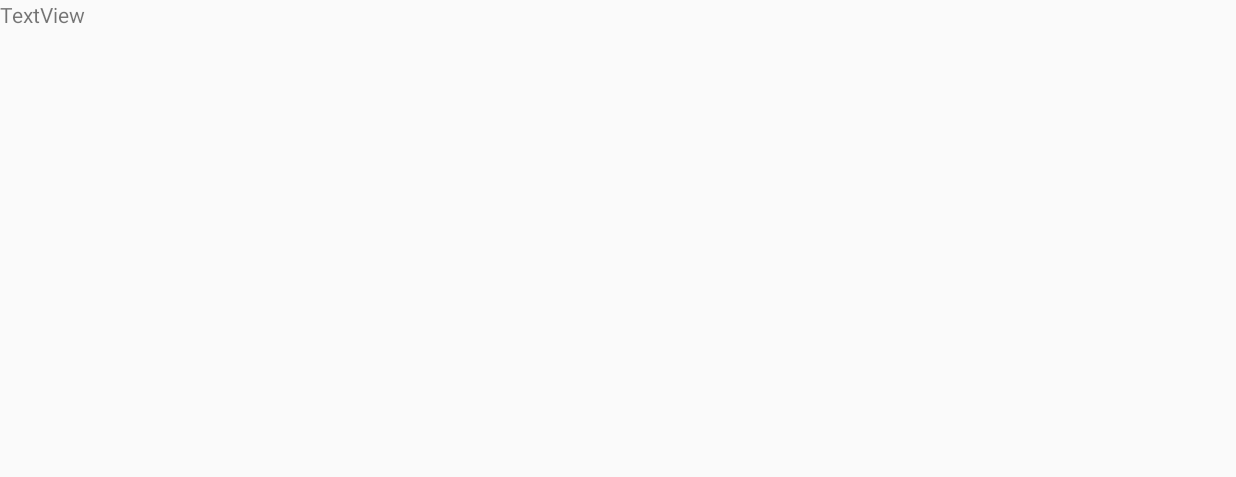
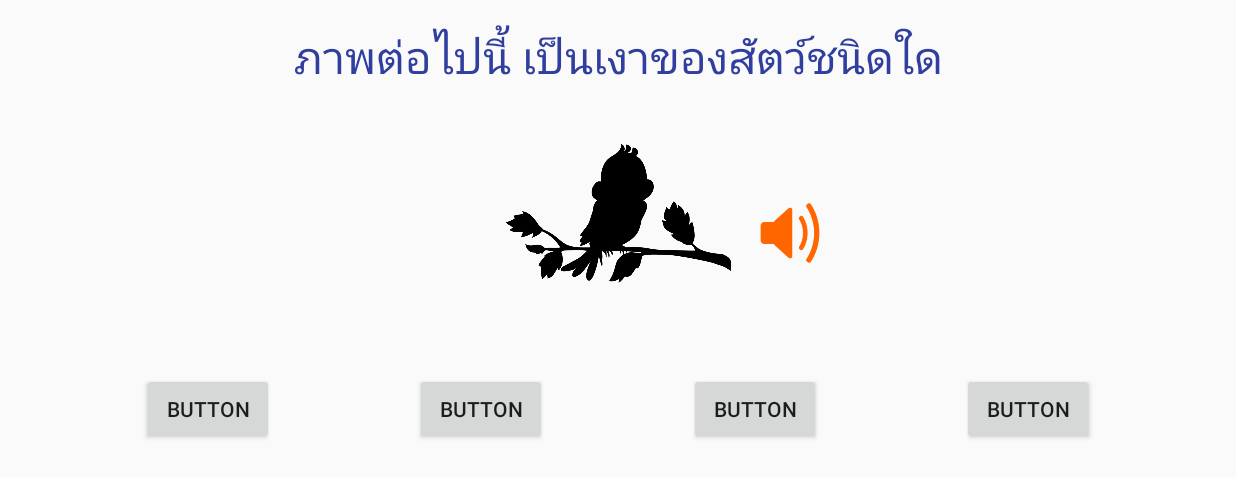
Before and after one commit to jaruwit2538/AnimalForFun, an Android app: the screen it shows after launch (Game), on a phone screen of 824 x 412 dp (held sideways). Before the commit the part shown is almost empty. Shown: the top 477 px of the screen. Run offline under Robolectric (Android 15) with nearby library versions, the phone set to English and light mode, and no system bars.

Commit message:
Design Game UI Complete

```diff
--- a/app/src/main/res/layout/activity_game.xml
+++ b/app/src/main/res/layout/activity_game.xml
@@ -4,11 +4,90 @@
     xmlns:tools="http://schemas.android.com/tools"
     android:layout_width="match_parent"
     android:layout_height="match_parent"
+    android:orientation="horizontal"
     tools:context="com.example.khowoatt.animalforfun.Game">
 
     <TextView
         android:id="@+id/textView"
         android:layout_width="wrap_content"
         android:layout_height="wrap_content"
-        android:text="TextView" />
+        android:layout_marginTop="@dimen/my_margin"
+        android:text="@string/question"
+        android:textColor="@color/colorPrimaryDark"
+        android:textSize="@dimen/h1"
+        app:layout_constraintLeft_toLeftOf="parent"
+        app:layout_constraintRight_toRightOf="parent"
+        app:layout_constraintTop_toTopOf="parent" />
+
+    <ImageView
+        android:id="@+id/imageView"
+        android:layout_width="150dp"
+        android:layout_height="150dp"
+        app:srcCompat="@drawable/bird_02"
+        android:layout_marginTop="9dp"
+        app:layout_constraintTop_toBottomOf="@+id/textView"
+        android:layout_marginLeft="8dp"
+        app:layout_constraintLeft_toLeftOf="parent"
+        android:layout_marginRight="8dp"
+        app:layout_constraintRight_toRightOf="parent"
+        android:layout_marginStart="8dp"
+        android:layout_marginEnd="8dp" />
+
+    <ImageButton
+        android:id="@+id/imageButton"
+        android:layout_width="40dp"
+        android:layout_height="40dp"
+        android:layout_marginLeft="19dp"
+        android:layout_marginRight="8dp"
+        android:layout_marginTop="68dp"
+        android:background="@null"
+        android:scaleType="fitCenter"
+        app:layout_constraintHorizontal_bias="0.0"
+        app:layout_constraintLeft_toRightOf="@+id/imageView"
+        app:layout_constraintRight_toRightOf="parent"
+        app:layout_constraintTop_toTopOf="@+id/imageView"
+        app:srcCompat="@drawable/volume"
+        android:layout_marginStart="19dp"
+        android:layout_marginEnd="8dp" />
+
+    <Button
+        android:id="@+id/btn1"
+        android:layout_width="wrap_content"
+        android:layout_height="wrap_content"
+        android:layout_marginTop="31dp"
+        android:onClick="choiceAns"
+        android:text="Button"
+        app:layout_constraintLeft_toLeftOf="parent"
+        app:layout_constraintRight_toLeftOf="@+id/btn4"
+        app:layout_constraintTop_toBottomOf="@+id/imageView" />
+
+    <Button
+        android:id="@+id/btn2"
+        android:layout_width="wrap_content"
+        android:layout_height="wrap_content"
+        android:onClick="choiceAns"
+        android:text="Button"
+        app:layout_constraintLeft_toRightOf="@+id/btn3"
+        app:layout_constraintRight_toRightOf="parent"
+        app:layout_constraintTop_toTopOf="@+id/btn3" />
+
+    <Button
+        android:id="@+id/btn3"
+        android:layout_width="wrap_content"
+        android:layout_height="wrap_content"
+        android:onClick="choiceAns"
+        android:text="Button"
+        app:layout_constraintLeft_toRightOf="@+id/btn4"
+        app:layout_constraintRight_toLeftOf="@+id/btn2"
+        app:layout_constraintTop_toTopOf="@+id/btn4" />
+
+    <Button
+        android:id="@+id/btn4"
+        android:layout_width="wrap_content"
+        android:layout_height="wrap_content"
+        android:onClick="choiceAns"
+        android:text="Button"
+        app:layout_constraintLeft_toRightOf="@+id/btn1"
+        app:layout_constraintRight_toLeftOf="@+id/btn3"
+        app:layout_constraintTop_toTopOf="@+id/btn1" />
 </android.support.constraint.ConstraintLayout>
```
Also changed, not shown: 10 other files.
